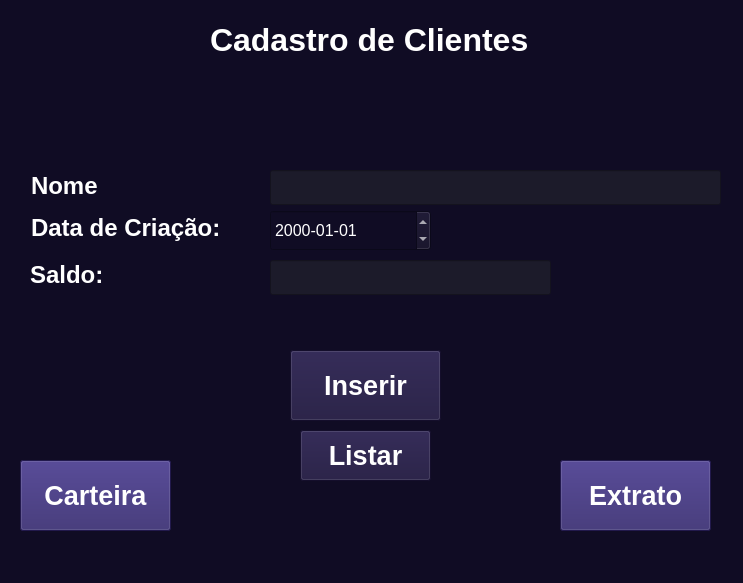
Above: Banco - SOFTEX Teste/formulario.ui from BATzimm/Softex before the change. Below: the same form after it.
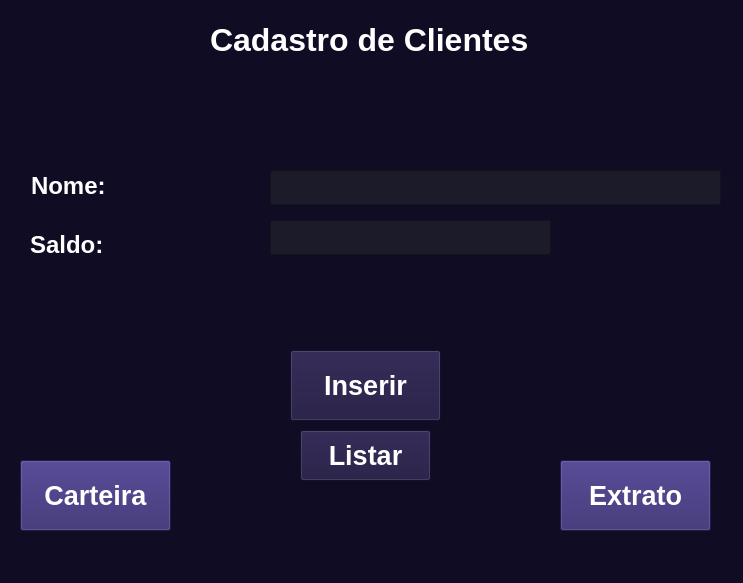
That is the form after the change.

The edit to the form file:
```diff
--- a/Banco - SOFTEX Teste/formulario.ui
+++ b/Banco - SOFTEX Teste/formulario.ui
@@ -63,38 +63,14 @@
 color: rgb(255, 255, 255);</string>
     </property>
     <property name="text">
-     <string>Nome</string>
-    </property>
-   </widget>
-   <widget class="QLabel" name="label_3">
-    <property name="geometry">
-     <rect>
-      <x>31</x>
-      <y>213</y>
-      <width>197</width>
-      <height>29</height>
-     </rect>
-    </property>
-    <property name="font">
-     <font>
-      <pointsize>18</pointsize>
-      <weight>75</weight>
-      <bold>true</bold>
-     </font>
-    </property>
-    <property name="styleSheet">
-     <string notr="true">
-color: rgb(255, 255, 255);</string>
-    </property>
-    <property name="text">
-     <string>Data de Criação:</string>
+     <string>Nome:</string>
     </property>
    </widget>
    <widget class="QLabel" name="label_5">
     <property name="geometry">
      <rect>
       <x>30</x>
-      <y>260</y>
+      <y>230</y>
       <width>75</width>
       <height>29</height>
      </rect>
@@ -137,7 +113,7 @@
     <property name="geometry">
      <rect>
       <x>270</x>
-      <y>260</y>
+      <y>220</y>
       <width>281</width>
       <height>35</height>
      </rect>
@@ -250,27 +226,6 @@
      <string>Carteira</string>
     </property>
    </widget>
-   <widget class="QDateEdit" name="dateEdit">
-    <property name="geometry">
-     <rect>
-      <x>270</x>
-      <y>210</y>
-      <width>161</width>
-      <height>41</height>
-     </rect>
-    </property>
-    <property name="font">
-     <font>
-      <pointsize>12</pointsize>
-     </font>
-    </property>
-    <property name="styleSheet">
-     <string notr="true">color: rgb(255, 255, 255);</string>
-    </property>
-    <property name="displayFormat">
-     <string>yyyy-MM-dd</string>
-    </property>
-   </widget>
   </widget>
   <widget class="QMenuBar" name="menubar">
    <property name="geometry">
```
